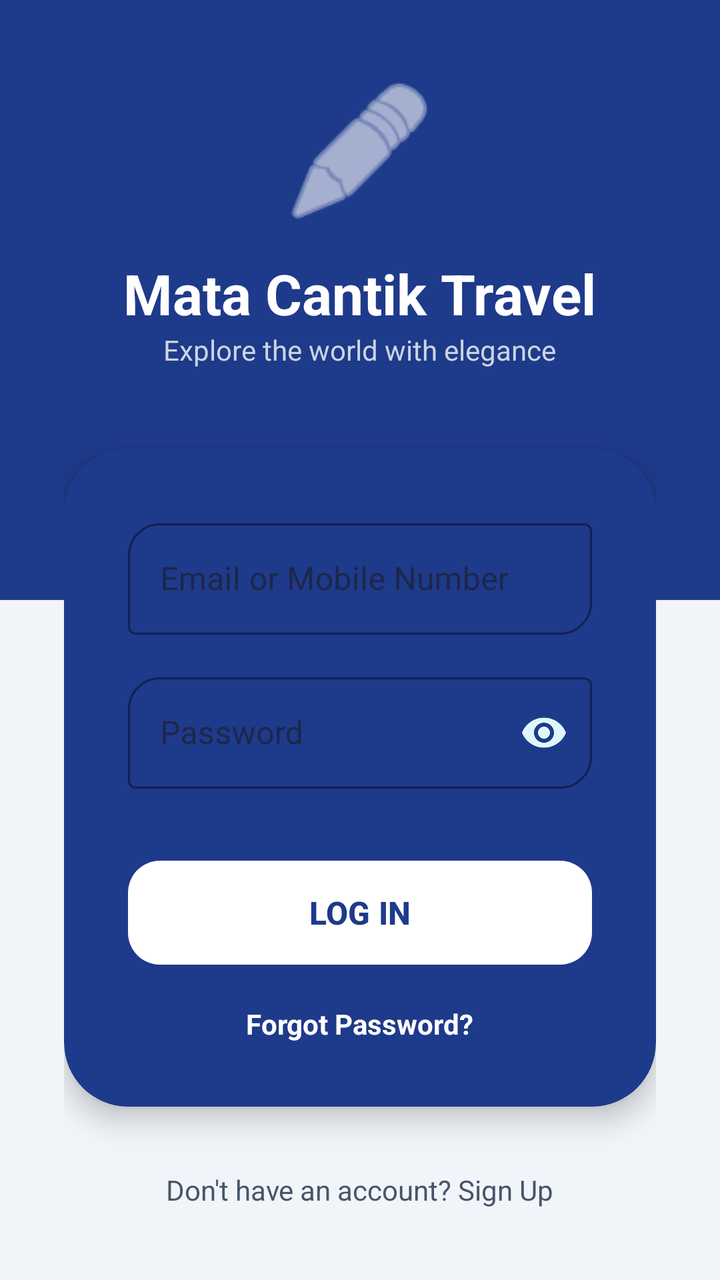
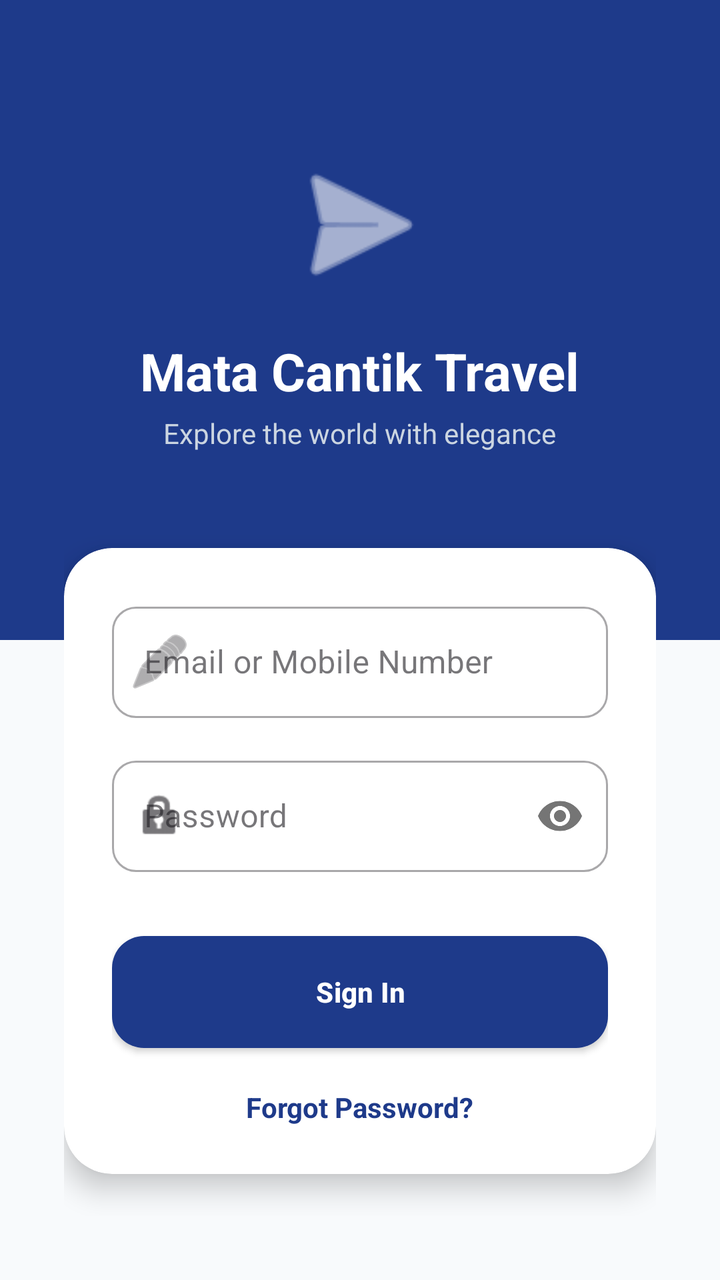

Screens rendered from an Android XML layout before and after an edit, with the pre-edit source and the edit as a unified diff.
<!-- AndroidManifest.xml: application theme Theme.ProjectMobile -->
<!-- res/layout/activity_third.xml -->
<?xml version="1.0" encoding="utf-8"?>
<androidx.constraintlayout.widget.ConstraintLayout
    xmlns:android="http://schemas.android.com/apk/res/android"
    xmlns:app="http://schemas.android.com/apk/res-auto"
    android:id="@+id/main"
    android:layout_width="match_parent"
    android:layout_height="match_parent"
    android:background="#F1F5F9"> 

    
    <View
        android:layout_width="match_parent"
        android:layout_height="300dp"
        android:background="@color/blue_pcr"
        app:layout_constraintTop_toTopOf="parent"
        app:layout_constraintStart_toStartOf="parent" />

    <LinearLayout
        android:layout_width="match_parent"
        android:layout_height="wrap_content"
        android:orientation="vertical"
        android:padding="32dp"
        app:layout_constraintBottom_toBottomOf="parent"
        app:layout_constraintTop_toTopOf="parent">

        <ImageView
            android:layout_width="80dp"
            android:layout_height="80dp"
            android:layout_gravity="center"
            android:contentDescription="Logo"
            android:src="@android:drawable/ic_menu_edit"
            app:tint="#FFFFFF" />

        <TextView
            android:layout_width="wrap_content"
            android:layout_height="wrap_content"
            android:layout_gravity="center"
            android:layout_marginTop="12dp"
            android:text="Mata Cantik Travel"
            android:textColor="#FFFFFF"
            android:textSize="28sp"
            android:textStyle="bold" />

        <TextView
            android:layout_width="wrap_content"
            android:layout_height="wrap_content"
            android:layout_gravity="center"
            android:text="Explore the world with elegance"
            android:textColor="#CBD5E1"
            android:layout_marginBottom="40dp" />

        <com.google.android.material.card.MaterialCardView
            android:layout_width="match_parent"
            android:layout_height="wrap_content"
            app:cardBackgroundColor="@color/blue_pcr"
            app:cardCornerRadius="32dp"
            app:cardElevation="8dp"
            app:strokeWidth="0dp">

            <LinearLayout
                android:layout_width="match_parent"
                android:layout_height="wrap_content"
                android:orientation="vertical"
                android:padding="32dp">

                <com.google.android.material.textfield.TextInputLayout
                    style="@style/Widget.MaterialComponents.TextInputLayout.OutlinedBox"
                    android:layout_width="match_parent"
                    android:layout_height="wrap_content"
                    android:hint="Email or Mobile Number"
                    app:hintTextColor="#E0F7FA"
                    app:boxStrokeColor="#FFFFFF"
                    app:boxCornerRadiusBottomEnd="16dp"
                    app:boxCornerRadiusTopStart="16dp"
                    app:startIconTint="#FFFFFF"
                    app:boxStrokeWidth="1dp">

                    <com.google.android.material.textfield.TextInputEditText
                        android:id="@+id/etUsername"
                        android:layout_width="match_parent"
                        android:layout_height="wrap_content"
                        android:textColor="#FFFFFF" />
                </com.google.android.material.textfield.TextInputLayout>

                <com.google.android.material.textfield.TextInputLayout
                    style="@style/Widget.MaterialComponents.TextInputLayout.OutlinedBox"
                    android:layout_width="match_parent"
                    android:layout_height="wrap_content"
                    android:layout_marginTop="16dp"
                    android:hint="Password"
                    app:hintTextColor="#E0F7FA"
                    app:boxStrokeColor="#FFFFFF"
                    app:boxCornerRadiusBottomEnd="16dp"
                    app:boxCornerRadiusTopStart="16dp"
                    app:passwordToggleEnabled="true"
                    app:passwordToggleTint="#E0F7FA"
                    app:startIconTint="#FFFFFF"
                    app:boxStrokeWidth="1dp">

                    <com.google.android.material.textfield.TextInputEditText
                        android:id="@+id/etPassword"
                        android:layout_width="match_parent"
                        android:layout_height="wrap_content"
                        android:inputType="textPassword"
                        android:textColor="#FFFFFF" />
                </com.google.android.material.textfield.TextInputLayout>

                <com.google.android.material.button.MaterialButton
                    android:id="@+id/btnLogin"
                    android:layout_width="match_parent"
                    android:layout_height="60dp"
                    android:layout_marginTop="32dp"
                    android:text="LOG IN"
                    android:textSize="16sp"
                    android:textStyle="bold"
                    android:textColor="@color/blue_pcr"
                    app:backgroundTint="#FFFFFF"
                    app:cornerRadius="16dp" />

                <TextView
                    android:layout_width="wrap_content"
                    android:layout_height="wrap_content"
                    android:layout_gravity="center"
                    android:layout_marginTop="16dp"
                    android:text="Forgot Password?"
                    android:textColor="#FFFFFF"
                    android:textStyle="bold" />

            </LinearLayout>
        </com.google.android.material.card.MaterialCardView>

        <TextView
            android:layout_width="wrap_content"
            android:layout_height="wrap_content"
            android:layout_gravity="center"
            android:layout_marginTop="32dp"
            android:text="Don't have an account? Sign Up"
            android:textColor="#475569" />

    </LinearLayout>

</androidx.constraintlayout.widget.ConstraintLayout>
<!-- resources referenced by this layout -->
<resources>
  <color name="blue_pcr">#1E3A8A</color>
  <style name="Theme.ProjectMobile" parent="Base.Theme.ProjectMobile" />
  <style name="Base.Theme.ProjectMobile" parent="Theme.Material3.DayNight.NoActionBar">
          
          
      </style>
</resources>

<!-- the commit's change to res/layout/activity_third.xml (unified diff, before → after) -->
@@ -5,55 +5,51 @@
     android:id="@+id/main"
     android:layout_width="match_parent"
     android:layout_height="match_parent"
-    android:background="#F1F5F9"> 
+    android:background="#F8FAFC">
 
-    
     <View
         android:layout_width="match_parent"
-        android:layout_height="300dp"
+        android:layout_height="320dp"
         android:background="@color/blue_pcr"
-        app:layout_constraintTop_toTopOf="parent"
-        app:layout_constraintStart_toStartOf="parent" />
+        app:layout_constraintTop_toTopOf="parent"/>
 
     <LinearLayout
         android:layout_width="match_parent"
-        android:layout_height="wrap_content"
+        android:layout_height="match_parent"
         android:orientation="vertical"
-        android:padding="32dp"
-        app:layout_constraintBottom_toBottomOf="parent"
-        app:layout_constraintTop_toTopOf="parent">
+        android:gravity="center_horizontal"
+        android:padding="32dp">
 
         <ImageView
             android:layout_width="80dp"
             android:layout_height="80dp"
-            android:layout_gravity="center"
-            android:contentDescription="Logo"
-            android:src="@android:drawable/ic_menu_edit"
-            app:tint="#FFFFFF" />
+            android:src="@android:drawable/ic_menu_send"
+            app:tint="#FFFFFF"
+            android:layout_marginTop="40dp"/>
 
         <TextView
             android:layout_width="wrap_content"
             android:layout_height="wrap_content"
-            android:layout_gravity="center"
-            android:layout_marginTop="12dp"
             android:text="Mata Cantik Travel"
             android:textColor="#FFFFFF"
-            android:textSize="28sp"
-            android:textStyle="bold" />
+            android:textSize="26sp"
+            android:textStyle="bold"
+            android:layout_marginTop="16dp"/>
 
         <TextView
             android:layout_width="wrap_content"
             android:layout_height="wrap_content"
-            android:layout_gravity="center"
             android:text="Explore the world with elegance"
             android:textColor="#CBD5E1"
-            android:layout_marginBottom="40dp" />
+            android:textSize="14sp"
+            android:layout_marginTop="4dp"/>
 
         <com.google.android.material.card.MaterialCardView
             android:layout_width="match_parent"
             android:layout_height="wrap_content"
-            app:cardBackgroundColor="@color/blue_pcr"
-            app:cardCornerRadius="32dp"
+            android:layout_marginTop="48dp"
+            app:cardBackgroundColor="@color/white"
+            app:cardCornerRadius="24dp"
             app:cardElevation="8dp"
             app:strokeWidth="0dp">
 
@@ -61,25 +57,24 @@
                 android:layout_width="match_parent"
                 android:layout_height="wrap_content"
                 android:orientation="vertical"
-                android:padding="32dp">
+                android:padding="24dp">
 
                 <com.google.android.material.textfield.TextInputLayout
                     style="@style/Widget.MaterialComponents.TextInputLayout.OutlinedBox"
                     android:layout_width="match_parent"
                     android:layout_height="wrap_content"
                     android:hint="Email or Mobile Number"
-                    app:hintTextColor="#E0F7FA"
-                    app:boxStrokeColor="#FFFFFF"
-                    app:boxCornerRadiusBottomEnd="16dp"
-                    app:boxCornerRadiusTopStart="16dp"
-                    app:startIconTint="#FFFFFF"
-                    app:boxStrokeWidth="1dp">
+                    app:boxCornerRadiusTopStart="12dp"
+                    app:boxCornerRadiusTopEnd="12dp"
+                    app:boxCornerRadiusBottomStart="12dp"
+                    app:boxCornerRadiusBottomEnd="12dp"
+                    app:startIconDrawable="@android:drawable/ic_menu_edit">
 
                     <com.google.android.material.textfield.TextInputEditText
                         android:id="@+id/etUsername"
                         android:layout_width="match_parent"
                         android:layout_height="wrap_content"
-                        android:textColor="#FFFFFF" />
+                        android:inputType="textEmailAddress" />
                 </com.google.android.material.textfield.TextInputLayout>
 
                 <com.google.android.material.textfield.TextInputLayout
@@ -88,42 +83,39 @@
                     android:layout_height="wrap_content"
                     android:layout_marginTop="16dp"
                     android:hint="Password"
-                    app:hintTextColor="#E0F7FA"
-                    app:boxStrokeColor="#FFFFFF"
-                    app:boxCornerRadiusBottomEnd="16dp"
-                    app:boxCornerRadiusTopStart="16dp"
+                    app:boxCornerRadiusTopStart="12dp"
+                    app:boxCornerRadiusTopEnd="12dp"
+                    app:boxCornerRadiusBottomStart="12dp"
+                    app:boxCornerRadiusBottomEnd="12dp"
                     app:passwordToggleEnabled="true"
-                    app:passwordToggleTint="#E0F7FA"
-                    app:startIconTint="#FFFFFF"
-                    app:boxStrokeWidth="1dp">
+                    app:startIconDrawable="@android:drawable/ic_lock_idle_lock">
 
                     <com.google.android.material.textfield.TextInputEditText
                         android:id="@+id/etPassword"
                         android:layout_width="match_parent"
                         android:layout_height="wrap_content"
-                        android:inputType="textPassword"
-                        android:textColor="#FFFFFF" />
+                        android:inputType="textPassword" />
                 </com.google.android.material.textfield.TextInputLayout>
 
                 <com.google.android.material.button.MaterialButton
                     android:id="@+id/btnLogin"
                     android:layout_width="match_parent"
-                    android:layout_height="60dp"
+                    android:layout_height="56dp"
                     android:layout_marginTop="32dp"
-                    android:text="LOG IN"
-                    android:textSize="16sp"
+                    android:text="Sign In"
                     android:textStyle="bold"
-                    android:textColor="@color/blue_pcr"
-                    app:backgroundTint="#FFFFFF"
-                    app:cornerRadius="16dp" />
+                    app:cornerRadius="16dp"
+                    app:backgroundTint="@color/blue_pcr"
+                    app:elevation="4dp"
+                    android:textAllCaps="false" />
 
                 <TextView
                     android:layout_width="wrap_content"
                     android:layout_height="wrap_content"
                     android:layout_gravity="center"
-                    android:layout_marginTop="16dp"
+                    android:layout_marginTop="20dp"
                     android:text="Forgot Password?"
-                    android:textColor="#FFFFFF"
+                    android:textColor="@color/blue_pcr"
                     android:textStyle="bold" />
 
             </LinearLayout>
@@ -132,11 +124,10 @@
         <TextView
             android:layout_width="wrap_content"
             android:layout_height="wrap_content"
-            android:layout_gravity="center"
             android:layout_marginTop="32dp"
             android:text="Don't have an account? Sign Up"
-            android:textColor="#475569" />
+            android:textColor="#64748B"
+            android:textSize="14sp"/>
 
     </LinearLayout>
-
 </androidx.constraintlayout.widget.ConstraintLayout>
<!-- resource entries referenced after the edit -->
@@ -1,10 +1,22 @@
 <!-- resources referenced by this layout -->
 <resources>
   <color name="blue_pcr">#1E3A8A</color>
-  <style name="Theme.ProjectMobile" parent="Base.Theme.ProjectMobile" />
+  <color name="white">#FFFFFFFF</color>
+  <style name="Theme.ProjectMobile" parent="Base.Theme.ProjectMobile">
+          <item name="materialButtonStyle">@style/Widget.App.Button</item>
+      </style>
   <style name="Base.Theme.ProjectMobile" parent="Theme.Material3.DayNight.NoActionBar">
           
           
       </style>
+  <style name="Widget.App.Button" parent="Widget.MaterialComponents.Button">
+          <item name="android:textAllCaps">false</item>
+          <item name="android:insetTop">0dp</item>
+          <item name="android:insetBottom">0dp</item>
+          <item name="android:textStyle">bold</item>
+          <item name="android:letterSpacing">0.01</item>
+          <item name="cornerRadius">28dp</item>
+          <item name="elevation">4dp</item>
+      </style>
 </resources>
 
